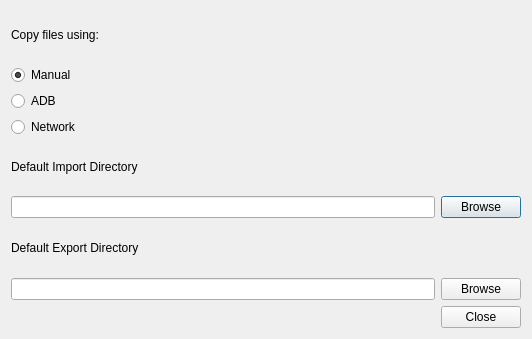
Above: settings.ui from opengisch/qfieldsync before the change. Below: the same form after it.
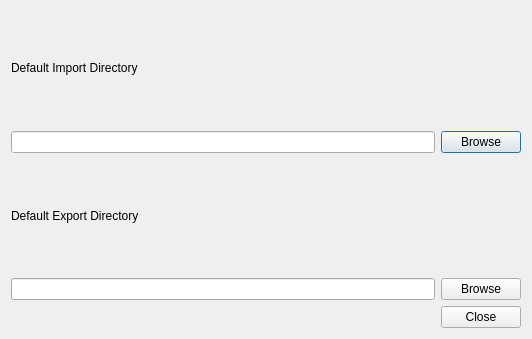
That is the form after the change.

Commit message: Remove copy mode from general settings

The edit to the form file:
```diff
--- a/settings.ui
+++ b/settings.ui
@@ -16,40 +16,6 @@
   <layout class="QVBoxLayout" name="verticalLayout">
    <item>
     <layout class="QVBoxLayout" name="verticalLayout_2">
-     <item>
-      <widget class="QLabel" name="label_2">
-       <property name="text">
-        <string>Copy files using:</string>
-       </property>
-      </widget>
-     </item>
-     <item>
-      <widget class="QRadioButton" name="radioButton_manual">
-       <property name="text">
-        <string>Manual</string>
-       </property>
-       <property name="checked">
-        <bool>true</bool>
-       </property>
-      </widget>
-     </item>
-     <item>
-      <widget class="QRadioButton" name="radioButton_adb">
-       <property name="text">
-        <string>ADB</string>
-       </property>
-      </widget>
-     </item>
-     <item>
-      <widget class="QRadioButton" name="radioButton_network">
-       <property name="text">
-        <string>Network</string>
-       </property>
-       <property name="checked">
-        <bool>false</bool>
-       </property>
-      </widget>
-     </item>
      <item>
       <widget class="QLabel" name="label_3">
        <property name="text">
```
The commit also changes 3 other files.
